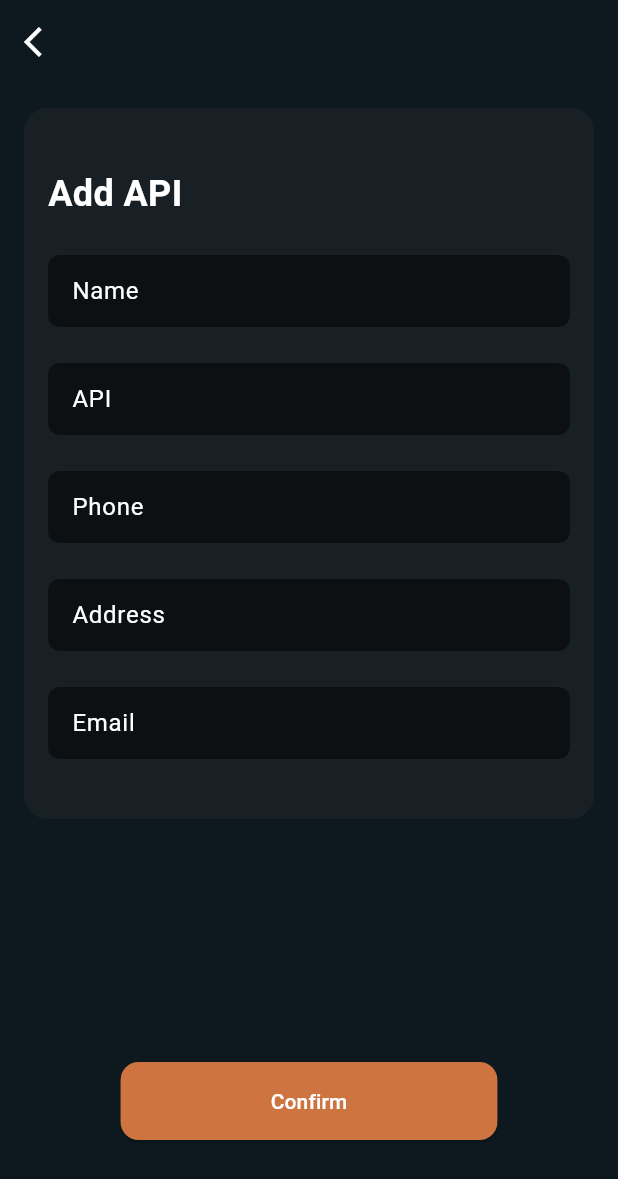
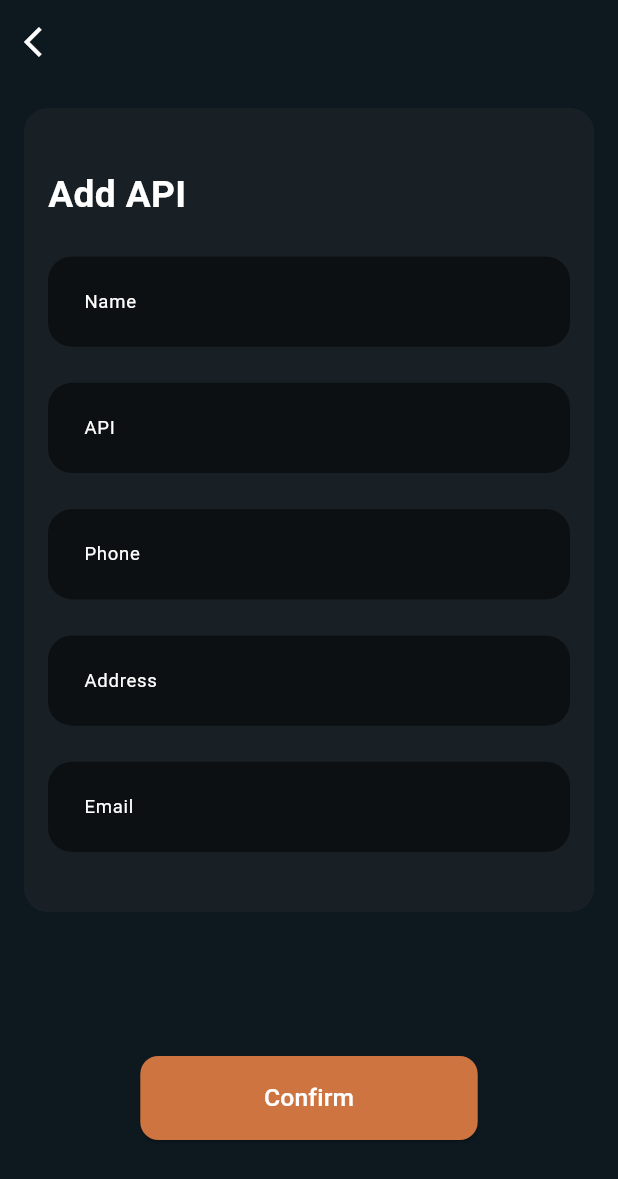
Before and after one commit to yasinthon04/IApp, a Flutter app: the screen it shows after launch, after a tap on the "add" icon, on a phone screen of 412 x 824 dp. Shown: the top 1179 px of the screen. Run offline on Flutter 3.47's test engine with Material 3 defaults, Android fonts, the light colour scheme and no system bars; our stand-ins replace bloc, equatable, flutter_bloc; network calls fail.

Commit message:
make responsive text

```diff
--- a/lib/screens/home.dart
+++ b/lib/screens/home.dart
@@ -25,6 +25,7 @@ class _HomeState extends State<Home> {
   int _selectedTabIndex = 0;
   PeopleModel? peopleModel;
 
+
   @override
   void initState() {
     super.initState();
@@ -41,7 +42,7 @@ class _HomeState extends State<Home> {
       style: TextStyle(color: Colors.white),
       decoration: InputDecoration(
         hintText: "Search...",
-        hintStyle: TextStyle(color: Colors.grey[500]),
+        hintStyle: TextStyle(color: Colors.grey[500], fontSize: MediaQuery.of(context).size.width * 0.03),
         fillColor: Constants.searchColor,
         filled: true,
         prefixIcon: Icon(Icons.search, color: Colors.grey[500]),
@@ -85,7 +86,8 @@ class _HomeState extends State<Home> {
                     ),
                   ),
                   Container(
-                    height: 40,
+                    height: MediaQuery.of(context).size.width * 0.1,
+                    width: MediaQuery.of(context).size.width * 0.1,
                     decoration: BoxDecoration(
                       color: Constants.orangeColor,
                       borderRadius: BorderRadius.circular(8),
@@ -132,7 +134,7 @@ class _HomeState extends State<Home> {
                 color: isSelected
                     ? Constants.orangeColor
                     : Constants.greyTextColor,
-                fontSize: 16,
+                fontSize: MediaQuery.of(context).size.width * 0.03,
                 fontWeight: FontWeight.bold,
               ),
             ),
@@ -191,6 +193,7 @@ class _HomeState extends State<Home> {
 
   @override
   Widget build(BuildContext context) {
+    double screenWidth = MediaQuery.of(context).size.width;
     return Scaffold(
       backgroundColor: Constants.backgroundColor,
       appBar: CustomAppBar(),
@@ -204,7 +207,7 @@ class _HomeState extends State<Home> {
                 'API Translation',
                 style: TextStyle(
                   color: Constants.white,
-                  fontSize: 32,
+                  fontSize: screenWidth * 0.06,
                   fontWeight: FontWeight.bold,
                 ),
               ),
--- a/lib/screens/listApi.dart
+++ b/lib/screens/listApi.dart
@@ -44,11 +44,12 @@ class _ListApiState extends State<ListApi> {
     return Scaffold(
       backgroundColor: Constants.backgroundColor,
       body: Padding(
-        padding: const EdgeInsets.fromLTRB(24, 100, 24, 0),
+        padding: const EdgeInsets.fromLTRB(24, 0, 24, 0),
         child: SingleChildScrollView(
           child: Column(
             crossAxisAlignment: CrossAxisAlignment.start,
             children: [
+              const SizedBox(height: 48),
               Text(
                 'SUM API',
                 style: TextStyle(
--- a/lib/screens/people/addApi.dart
+++ b/lib/screens/people/addApi.dart
@@ -37,21 +37,27 @@ class _AddApiState extends State<AddApi> {
   Widget _buildTextField(String label, TextEditingController controller) {
     return TextField(
       controller: controller,
-      style: TextStyle(color: Colors.white),
+      style: TextStyle(
+          color: Colors.white,
+          fontSize: MediaQuery.of(context).size.width * 0.03),
       decoration: InputDecoration(
         labelText: label,
-        labelStyle: TextStyle(color: Colors.white),
+        labelStyle: TextStyle(
+            color: Colors.white,
+            fontSize: MediaQuery.of(context).size.width * 0.03),
         filled: true,
         fillColor: Colors.black.withOpacity(0.5),
         border: InputBorder.none,
         enabledBorder: OutlineInputBorder(
           borderSide: BorderSide(color: Colors.transparent),
-          borderRadius: BorderRadius.circular(8),
+          borderRadius: BorderRadius.circular(16),
         ),
         focusedBorder: OutlineInputBorder(
           borderSide: BorderSide(color: Colors.transparent),
-          borderRadius: BorderRadius.circular(8),
+          borderRadius: BorderRadius.circular(16),
         ),
+        contentPadding: EdgeInsets.symmetric(
+            vertical: MediaQuery.of(context).size.width * 0.05, horizontal: 20),
         isDense: true,
       ),
     );
@@ -89,7 +95,7 @@ class _AddApiState extends State<AddApi> {
                 Text(
                   'Add API',
                   style: TextStyle(
-                      fontSize: 24,
+                      fontSize: MediaQuery.of(context).size.width * 0.06,
                       fontWeight: FontWeight.bold,
                       color: Constants.white),
                 ),
@@ -112,14 +118,18 @@ class _AddApiState extends State<AddApi> {
             padding: const EdgeInsets.only(bottom: 64),
             child: ElevatedButton(
               onPressed: _submitForm,
-              child: Text('Confirm', style: TextStyle(color: Colors.white)),
+              child: Text('Confirm',
+                  style: TextStyle(
+                    color: Colors.white,
+                    fontSize: MediaQuery.of(context).size.width * 0.04,
+                  )),
               style: ElevatedButton.styleFrom(
                 backgroundColor: Constants.orangeColor,
                 shape: RoundedRectangleBorder(
                   borderRadius: BorderRadius.circular(12),
                 ),
                 padding: EdgeInsets.symmetric(
-                    horizontal: 100, vertical: textButtonPadding),
+                    horizontal: MediaQuery.of(context).size.width * 0.2, vertical: textButtonPadding),
               ),
             ),
           ),
@@ -155,7 +165,6 @@ class _AddApiState extends State<AddApi> {
     _phoneController.clear();
     _addressController.clear();
     _emailController.clear();
-
   }
 }
 
--- a/lib/widgets/appbar.dart
+++ b/lib/widgets/appbar.dart
@@ -12,7 +12,7 @@ class CustomAppBar extends StatelessWidget implements PreferredSizeWidget {
   @override
   Widget build(BuildContext context) {
     return Padding(
-      padding: const EdgeInsets.only(left: 24.0),
+      padding: const EdgeInsets.fromLTRB(24, 16, 0, 0),
       child: AppBar(
         backgroundColor: Constants.backgroundColor,
         leading: GestureDetector(
--- a/lib/widgets/customCard.dart
+++ b/lib/widgets/customCard.dart
@@ -88,7 +88,6 @@ class CustomCard extends StatelessWidget {
               Constants.navColor,
             ],
           ),
-          borderRadius: BorderRadius.circular(8),
         ),
         child: SizedBox(
           height: screenWidth * 0.45,
@@ -105,12 +104,20 @@ class CustomCard extends StatelessWidget {
                           imageUrl.isNotEmpty ? NetworkImage(imageUrl) : null,
                       radius: screenWidth * 0.08,
                     ),
-                    IconButton(
+                    Container(
+                      height: screenWidth * 0.1,
+                      width: screenWidth * 0.1,
+                       decoration: BoxDecoration(
+                        color: Colors.grey.shade300,
+                        borderRadius: BorderRadius.circular(8),
+                      ),
+                      child: IconButton(
                         iconSize: screenWidth * 0.06,
-                      icon: const Icon(Icons.delete, color: Colors.red),
+                        icon: const Icon(Icons.delete_outline, color: Colors.red),
                         onPressed: () {
                           _showDeleteConfirmationDialog(context);
                         },
+                      ),
                     ),
                   ],
                 ),
@@ -136,9 +143,16 @@ class CustomCard extends StatelessWidget {
                         overflow: TextOverflow.ellipsis,
                       ),
                     ),
-                    IconButton(
+                    Container(
+                      height: screenWidth * 0.1,
+                      width: screenWidth * 0.1,
+                      decoration: BoxDecoration(
+                        color: Colors.grey.shade300,
+                        borderRadius: BorderRadius.circular(8),
+                      ),
+                      child: IconButton(
                         iconSize: screenWidth * 0.06,
-                      icon: const Icon(Icons.edit, color: Colors.blue),
+                        icon:  Icon(Icons.edit_outlined, color: Colors.grey.shade900),
                         onPressed: () {
                           Navigator.of(context).push(
                             MaterialPageRoute(
@@ -146,6 +160,7 @@ class CustomCard extends StatelessWidget {
                             ),
                           );
                         },
+                      ),
                     ),
                   ],
                 ),
--- a/lib/widgets/customCardAPI.dart
+++ b/lib/widgets/customCardAPI.dart
@@ -16,7 +16,7 @@ class CustomCardApi extends StatelessWidget {
     required this.id,
     required this.title,
     required this.body,
-    this.imageUrl = '',
+    this.imageUrl = 'https://cdn.pixabay.com/photo/2017/07/18/23/23/user-2517433_1280.png',
   }) : super(key: key);
 
   @override
@@ -34,7 +34,6 @@ class CustomCardApi extends StatelessWidget {
               Constants.navColor,
             ],
           ),
-          borderRadius: BorderRadius.circular(8),
         ),
         child: SizedBox(
           height: screenWidth * 0.6,
--- a/lib/widgets/customCardPriceAPI.dart
+++ b/lib/widgets/customCardPriceAPI.dart
@@ -6,12 +6,9 @@ import 'package:iapp_flutter/widgets/constants.dart';
 class CustomCardPriceApi extends StatelessWidget {
   final int userId;
 
-  final String imageUrl;
-
   const CustomCardPriceApi({
     Key? key,
     required this.userId,
-    this.imageUrl = '',
   }) : super(key: key);
 
   @override
@@ -40,6 +37,7 @@ class CustomCardPriceApi extends StatelessWidget {
           child: Padding(
             padding: EdgeInsets.all(screenWidth * 0.03),
             child: Column(
+              mainAxisAlignment: MainAxisAlignment.center,
               crossAxisAlignment: CrossAxisAlignment.center,
               children: [
                 Row(
@@ -50,7 +48,7 @@ class CustomCardPriceApi extends StatelessWidget {
                         Icon(
                           Icons.account_balance_wallet,
                           color: Constants.orangeColor,
-                          size: 35,
+                          size: screenWidth * 0.06,
                         ),
                         SizedBox(width: screenWidth * 0.05),
                         Text(
```
Also changed, not shown: lib/screens/people/detailsApi.dart (+57 -63 lines), lib/screens/people/editApi.dart (+11 -7 lines). Lines whose indentation alone changed are shown as unchanged.
